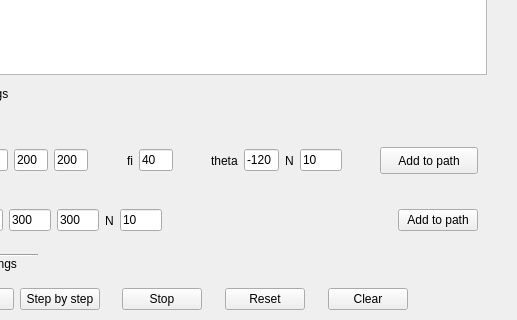
justynak/ZBR, file widgetanimation.ui: the form before one commit; both pictures show x 683 to 1200 and y 235 to 555 of the 1200 by 700 pixel window.
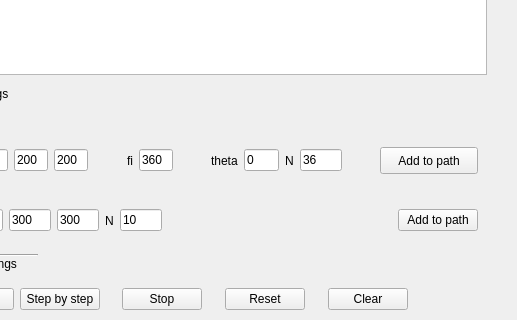
The form after the commit.

Diff of the .ui file:
```diff
--- a/widgetanimation.ui
+++ b/widgetanimation.ui
@@ -218,7 +218,7 @@
        </size>
       </property>
       <property name="text">
-       <string>40</string>
+       <string>360</string>
       </property>
      </widget>
     </item>
@@ -251,7 +251,7 @@
        </size>
       </property>
       <property name="text">
-       <string>-120</string>
+       <string>0</string>
       </property>
      </widget>
     </item>
@@ -277,7 +277,7 @@
        </size>
       </property>
       <property name="text">
-       <string>10</string>
+       <string>36</string>
       </property>
      </widget>
     </item>
```
